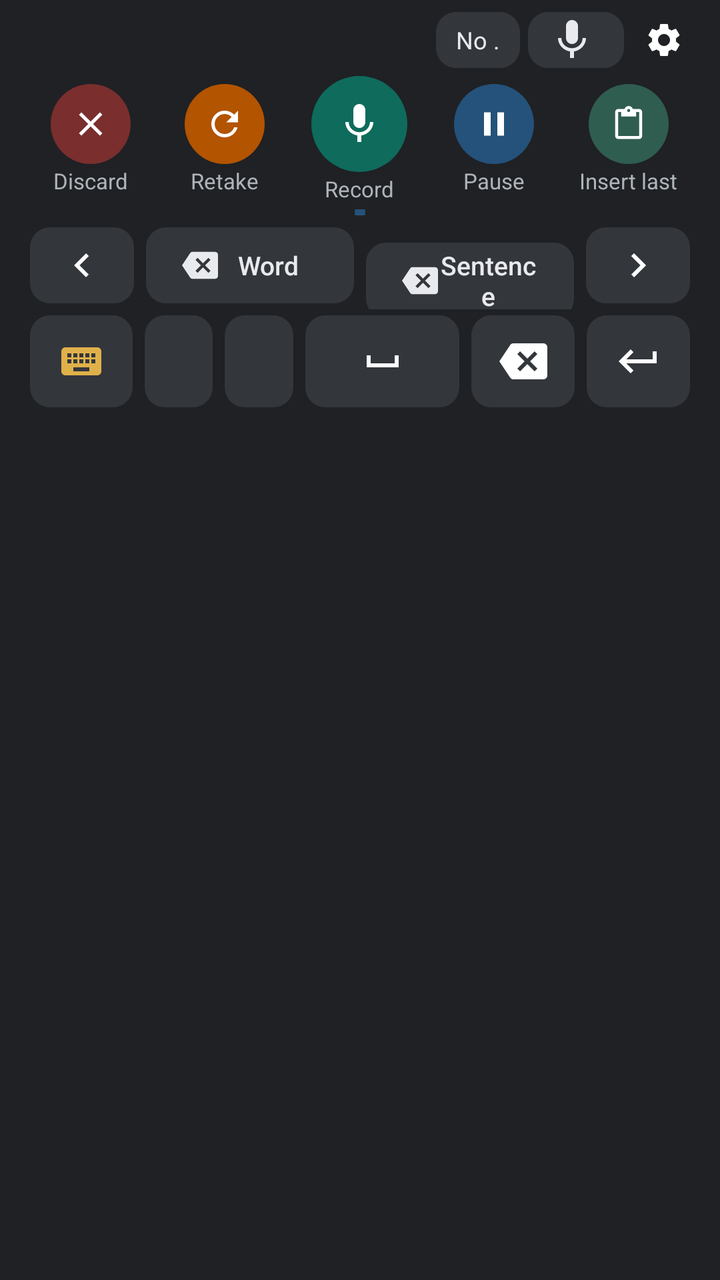
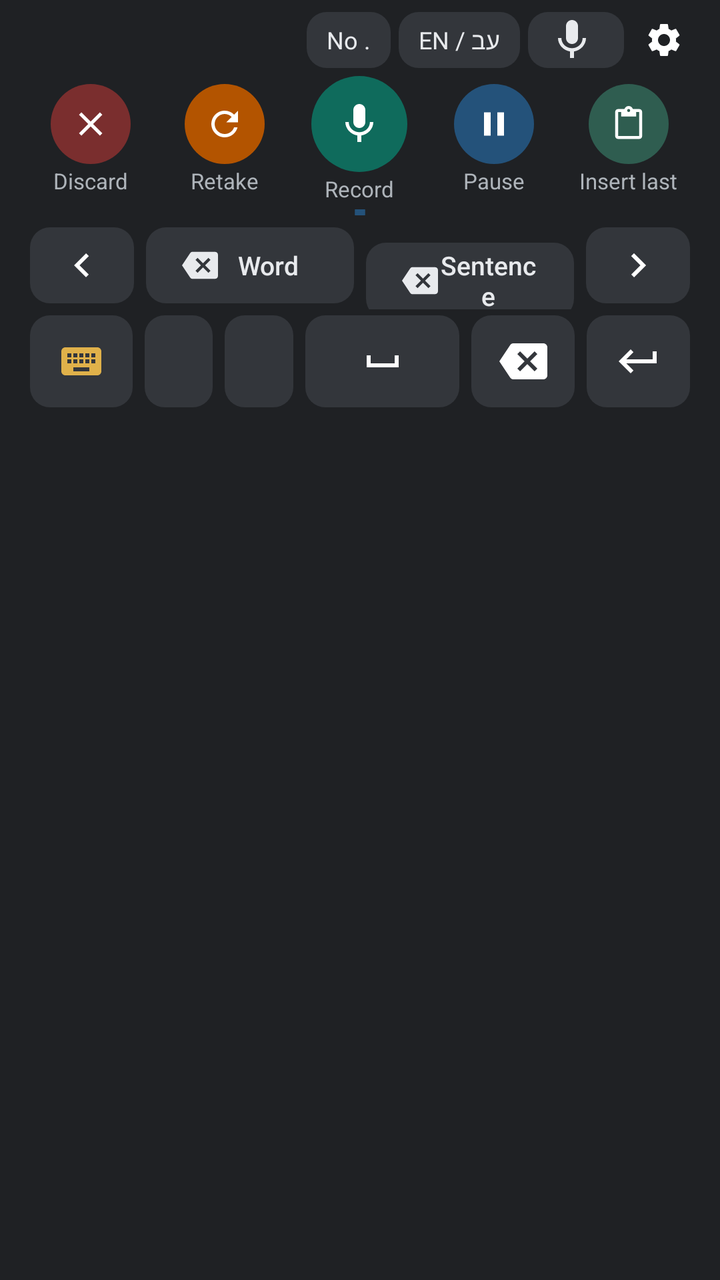

Before-and-after screenshots of an Android layout around one commit, followed by the original layout XML and the change that was made.
<!-- AndroidManifest.xml: application theme AppTheme -->
<!-- res/layout/ime_view.xml -->
<?xml version="1.0" encoding="utf-8"?>
<LinearLayout xmlns:android="http://schemas.android.com/apk/res/android"
    android:layout_width="match_parent"
    android:layout_height="wrap_content"
    android:background="@color/ime_bg"
    android:orientation="vertical"
    android:paddingHorizontal="12dp"
    android:paddingTop="4dp"
    android:paddingBottom="2dp">

    <LinearLayout
        android:layout_width="match_parent"
        android:layout_height="32dp"
        android:gravity="center_vertical"
        android:orientation="horizontal">

        <LinearLayout
            android:layout_width="0dp"
            android:layout_height="wrap_content"
            android:layout_weight="1"
            android:gravity="start|center_vertical"
            android:orientation="horizontal">

            <ProgressBar
                android:id="@+id/spinner"
                style="?android:attr/progressBarStyleSmall"
                android:layout_width="16dp"
                android:layout_height="16dp"
                android:layout_marginEnd="8dp"
                android:visibility="gone" />

            <TextView
                android:id="@+id/status"
                android:layout_width="wrap_content"
                android:layout_height="wrap_content"
                android:ellipsize="end"
                android:maxLines="1"
                android:paddingHorizontal="8dp"
                android:paddingVertical="2dp"
                android:textColor="@color/ime_text"
                android:textSize="13sp" />
        </LinearLayout>

        
        <TextView
            android:id="@+id/no_stop"
            android:layout_width="wrap_content"
            android:layout_height="28dp"
            android:layout_marginEnd="4dp"
            android:background="@drawable/key_bg"
            android:gravity="center_vertical"
            android:maxLines="1"
            android:paddingHorizontal="10dp"
            android:text="@string/ime_no_stop"
            android:textColor="@color/ime_text"
            android:textSize="12sp" />

        
        <TextView
            android:id="@+id/source"
            android:layout_width="wrap_content"
            android:layout_height="28dp"
            android:layout_marginEnd="4dp"
            android:background="@drawable/key_bg"
            android:drawableStart="@drawable/ic_mic"
            android:drawablePadding="4dp"
            android:drawableTint="@color/ime_text"
            android:ellipsize="end"
            android:gravity="center_vertical"
            android:maxLines="1"
            android:maxWidth="120dp"
            android:paddingHorizontal="10dp"
            android:textColor="@color/ime_text"
            android:textSize="12sp" />

        <ImageButton
            android:id="@+id/settings"
            android:layout_width="32dp"
            android:layout_height="32dp"
            android:background="?android:attr/selectableItemBackgroundBorderless"
            android:contentDescription="@string/cd_settings"
            android:padding="6dp"
            android:scaleType="fitCenter"
            android:src="@drawable/ic_settings" />
    </LinearLayout>

    
    <LinearLayout
        android:layout_width="match_parent"
        android:layout_height="wrap_content"
        android:layout_marginTop="2dp"
        android:gravity="center_vertical"
        android:orientation="horizontal">
        <LinearLayout
            android:layout_width="0dp"
            android:layout_height="wrap_content"
            android:layout_weight="1"
            android:gravity="center_horizontal"
            android:orientation="vertical">
            <ImageButton
                android:id="@+id/discard"
                android:layout_width="40dp"
                android:layout_height="40dp"
                android:background="@drawable/ime_round"
                android:backgroundTint="@color/bubble_discard"
                android:contentDescription="@string/action_discard"
                android:foreground="@drawable/ime_round_press"
                android:padding="10dp"
                android:scaleType="fitCenter"
                android:src="@drawable/ic_close" />
            <TextView
                android:id="@+id/discard_lbl"
                android:layout_width="wrap_content"
                android:layout_height="wrap_content"
                android:layout_marginTop="1dp"
                android:maxLines="1"
                android:text="@string/discard"
                android:textColor="@color/ime_label"
                android:textSize="11sp" />
        </LinearLayout>
        <LinearLayout
            android:layout_width="0dp"
            android:layout_height="wrap_content"
            android:layout_weight="1"
            android:gravity="center_horizontal"
            android:orientation="vertical">
            <ImageButton
                android:id="@+id/restart"
                android:layout_width="40dp"
                android:layout_height="40dp"
                android:background="@drawable/ime_round"
                android:backgroundTint="@color/bubble_retake"
                android:contentDescription="@string/action_restart"
                android:foreground="@drawable/ime_round_press"
                android:padding="10dp"
                android:scaleType="fitCenter"
                android:src="@drawable/ic_retake" />
            <TextView
                android:id="@+id/restart_lbl"
                android:layout_width="wrap_content"
                android:layout_height="wrap_content"
                android:layout_marginTop="1dp"
                android:maxLines="1"
                android:text="@string/restart"
                android:textColor="@color/ime_label"
                android:textSize="11sp" />
        </LinearLayout>
        <LinearLayout
            android:layout_width="0dp"
            android:layout_height="wrap_content"
            android:layout_weight="1"
            android:gravity="center_horizontal"
            android:orientation="vertical">
            <ImageButton
                android:id="@+id/mic"
                android:layout_width="48dp"
                android:layout_height="48dp"
                android:background="@drawable/ime_round"
                android:backgroundTint="@color/ime_mic_idle"
                android:contentDescription="@string/cd_mic"
                android:foreground="@drawable/ime_round_press"
                android:padding="12dp"
                android:scaleType="fitCenter"
                android:src="@drawable/ic_mic" />
            <TextView
                android:id="@+id/mic_lbl"
                android:layout_width="wrap_content"
                android:layout_height="wrap_content"
                android:layout_marginTop="1dp"
                android:maxLines="1"
                android:text="@string/ime_lbl_record"
                android:textColor="@color/ime_label"
                android:textSize="11sp" />
        </LinearLayout>
        <LinearLayout
            android:layout_width="0dp"
            android:layout_height="wrap_content"
            android:layout_weight="1"
            android:gravity="center_horizontal"
            android:orientation="vertical">
            <ImageButton
                android:id="@+id/pause"
                android:layout_width="40dp"
                android:layout_height="40dp"
                android:background="@drawable/ime_round"
                android:backgroundTint="@color/ime_pause"
                android:contentDescription="@string/action_pause"
                android:foreground="@drawable/ime_round_press"
                android:padding="10dp"
                android:scaleType="fitCenter"
                android:src="@drawable/ic_pause" />
            <TextView
                android:id="@+id/pause_lbl"
                android:layout_width="wrap_content"
                android:layout_height="wrap_content"
                android:layout_marginTop="1dp"
                android:maxLines="1"
                android:text="@string/pause"
                android:textColor="@color/ime_label"
                android:textSize="11sp" />
        </LinearLayout>
        <LinearLayout
            android:layout_width="0dp"
            android:layout_height="wrap_content"
            android:layout_weight="1"
            android:gravity="center_horizontal"
            android:orientation="vertical">
            <ImageButton
                android:id="@+id/insert_last"
                android:layout_width="40dp"
                android:layout_height="40dp"
                android:background="@drawable/ime_round"
                android:backgroundTint="@color/ime_insert"
                android:contentDescription="@string/insert_last"
                android:foreground="@drawable/ime_round_press"
                android:padding="11dp"
                android:scaleType="fitCenter"
                android:src="@drawable/ic_paste" />
            <TextView
                android:id="@+id/insert_last_lbl"
                android:layout_width="wrap_content"
                android:layout_height="wrap_content"
                android:layout_marginTop="1dp"
                android:maxLines="1"
                android:text="@string/ime_lbl_insert"
                android:textColor="@color/ime_label"
                android:textSize="11sp" />
        </LinearLayout>
    </LinearLayout>

    <View
        android:id="@+id/level"
        android:layout_width="match_parent"
        android:layout_height="3dp"
        android:layout_marginHorizontal="40dp"
        android:layout_marginTop="3dp"
        android:background="@drawable/level_bar"
        android:scaleX="0.02" />

    
    <LinearLayout
        android:layout_width="match_parent"
        android:layout_height="wrap_content"
        android:layout_marginTop="3dp"
        android:orientation="horizontal">

        <ImageButton
            android:id="@+id/cursor_left"
            android:layout_width="0dp"
            android:layout_height="38dp"
            android:layout_margin="3dp"
            android:layout_weight="1"
            android:background="@drawable/key_bg"
            android:contentDescription="@string/cd_cursor_left"
            android:src="@drawable/ic_cursor_left" />

        <Button
            android:id="@+id/delete_word"
            android:layout_width="0dp"
            android:layout_height="38dp"
            android:layout_margin="3dp"
            android:layout_weight="2"
            android:background="@drawable/key_bg"
            android:drawableStart="@drawable/ic_backspace_small"
            android:drawableTint="@color/ime_text"
            android:paddingHorizontal="12dp"
            android:text="@string/ime_delete_word"
            android:textAllCaps="false"
            android:textColor="@color/ime_text"
            android:textSize="13sp" />

        <Button
            android:id="@+id/delete_sentence"
            android:layout_width="0dp"
            android:layout_height="38dp"
            android:layout_margin="3dp"
            android:layout_weight="2"
            android:background="@drawable/key_bg"
            android:drawableStart="@drawable/ic_backspace_small"
            android:drawableTint="@color/ime_text"
            android:paddingHorizontal="12dp"
            android:text="@string/ime_delete_sentence"
            android:textAllCaps="false"
            android:textColor="@color/ime_text"
            android:textSize="13sp" />

        <ImageButton
            android:id="@+id/cursor_right"
            android:layout_width="0dp"
            android:layout_height="38dp"
            android:layout_margin="3dp"
            android:layout_weight="1"
            android:background="@drawable/key_bg"
            android:contentDescription="@string/cd_cursor_right"
            android:src="@drawable/ic_cursor_right" />
    </LinearLayout>

    <LinearLayout
        android:layout_width="match_parent"
        android:layout_height="wrap_content"
        android:layout_marginTop="0dp"
        android:orientation="horizontal">

        <ImageButton
            android:id="@+id/switch_ime"
            android:layout_width="0dp"
            android:layout_height="46dp"
            android:layout_margin="3dp"
            android:layout_weight="1.2"
            android:background="@drawable/key_bg"
            android:contentDescription="@string/cd_switch"
            android:src="@drawable/ic_keyboard"
            android:tint="@color/ime_switch" />

        <Button
            android:id="@+id/comma"
            android:layout_width="0dp"
            android:layout_height="46dp"
            android:layout_margin="3dp"
            android:layout_weight="0.8"
            android:background="@drawable/key_bg"
            android:contentDescription="@string/cd_comma"
            android:text=","
            android:textColor="@color/ime_text"
            android:textSize="22sp" />

        <Button
            android:id="@+id/period"
            android:layout_width="0dp"
            android:layout_height="46dp"
            android:layout_margin="3dp"
            android:layout_weight="0.8"
            android:background="@drawable/key_bg"
            android:contentDescription="@string/cd_period"
            android:text="."
            android:textColor="@color/ime_text"
            android:textSize="22sp" />

        <ImageButton
            android:id="@+id/space"
            android:layout_width="0dp"
            android:layout_height="46dp"
            android:layout_margin="3dp"
            android:layout_weight="1.8"
            android:background="@drawable/key_bg"
            android:contentDescription="@string/cd_space"
            android:src="@drawable/ic_space" />

        <ImageButton
            android:id="@+id/backspace"
            android:layout_width="0dp"
            android:layout_height="46dp"
            android:layout_margin="3dp"
            android:layout_weight="1.2"
            android:background="@drawable/key_bg"
            android:contentDescription="@string/cd_backspace"
            android:src="@drawable/ic_backspace" />

        <ImageButton
            android:id="@+id/enter"
            android:layout_width="0dp"
            android:layout_height="46dp"
            android:layout_margin="3dp"
            android:layout_weight="1.2"
            android:background="@drawable/key_bg"
            android:contentDescription="@string/cd_enter"
            android:src="@drawable/ic_enter" />
    </LinearLayout>
</LinearLayout>
<!-- resources referenced by this layout -->
<resources>
  <color name="bubble_discard">#7A2E2E</color>
  <color name="bubble_retake">#B35400</color>
  <color name="ime_bg">#1F2124</color>
  <color name="ime_insert">#2F5D50</color>
  <color name="ime_label">#AEB4BA</color>
  <color name="ime_mic_idle">#0F6B5C</color>
  <color name="ime_pause">#24527A</color>
  <color name="ime_switch">#E0B14A</color>
  <color name="ime_text">#E8EAED</color>
  <!-- drawable ic_pause (drawable) -->
  <vector xmlns:android="http://schemas.android.com/apk/res/android" android:width="24dp" android:height="24dp" android:viewportWidth="24" android:viewportHeight="24">
      <path android:fillColor="#FFFFFFFF" android:pathData="M6,19h4V5H6v14zM14,5v14h4V5h-4z"/>
  </vector>
  <!-- drawable ic_space (drawable) -->
  <vector xmlns:android="http://schemas.android.com/apk/res/android" android:width="24dp" android:height="24dp" android:viewportWidth="24" android:viewportHeight="24">
      <path android:fillColor="#FFFFFFFF" android:pathData="M18,9v4H6V9H4v6h16V9z"/>
  </vector>
  <!-- drawable ime_round (drawable) -->
  <shape xmlns:android="http://schemas.android.com/apk/res/android" android:shape="oval">
      <solid android:color="#FFFFFFFF" />
  </shape>
  <!-- drawable ime_round_press (drawable) -->
  <ripple xmlns:android="http://schemas.android.com/apk/res/android" android:color="#40FFFFFF">
      <item android:id="@android:id/mask">
          <shape android:shape="oval"><solid android:color="#FFFFFFFF" /></shape>
      </item>
  </ripple>
  <!-- drawable key_bg (drawable) -->
  <shape xmlns:android="http://schemas.android.com/apk/res/android" android:shape="rectangle">
      <solid android:color="@color/ime_key" />
      <corners android:radius="10dp" />
  </shape>
  <!-- drawable level_bar (drawable) -->
  <shape xmlns:android="http://schemas.android.com/apk/res/android" android:shape="rectangle">
      <solid android:color="@color/accent" />
      <corners android:radius="2dp" />
  </shape>
  <string name="action_discard">Discard</string>
  <string name="action_pause">Pause or resume</string>
  <string name="action_restart">Retake (start over)</string>
  <string name="cd_backspace">Delete</string>
  <string name="cd_comma">Comma</string>
  <string name="cd_cursor_left">Cursor left</string>
  <string name="cd_cursor_right">Cursor right</string>
  <string name="cd_enter">Enter</string>
  <string name="cd_mic">Record</string>
  <string name="cd_period">Full stop</string>
  <string name="cd_settings">Hebrish settings</string>
  <string name="cd_space">Space</string>
  <string name="cd_switch">Back to previous keyboard</string>
  <string name="discard">Discard</string>
  <string name="ime_delete_sentence">Sentence</string>
  <string name="ime_delete_word">Word</string>
  <string name="ime_lbl_insert">Insert last</string>
  <string name="ime_lbl_record">Record</string>
  <string name="ime_no_stop">No .</string>
  <string name="insert_last">Insert last transcript</string>
  <string name="pause">Pause</string>
  <string name="restart">Retake</string>
  <color name="ime_key">#33363B</color>
  <color name="accent">#24527A</color>
  <color name="brand_bg">#FBF8F2</color>
  <color name="brand_accent">#0F6B5C</color>
  <color name="brand_muted">#5B6662</color>
  <color name="brand_ink">#1D2422</color>
  <style name="AppBar" parent="@android:style/Widget.Material.Light.ActionBar.Solid">
          <item name="android:background">@color/brand_bg</item>
          <item name="android:elevation">0dp</item>
          <item name="android:titleTextStyle">@style/AppBarTitle</item>
      </style>
  <style name="AppBarTitle" parent="@android:style/TextAppearance.Material.Widget.ActionBar.Title">
          <item name="android:textColor">@color/brand_ink</item>
          <item name="android:fontFamily">sans-serif-medium</item>
      </style>
  <color name="brand_accent_soft">#D8EFE7</color>
  <!-- unchanged entries left out for length: 14 -->
</resources>

<!-- the commit's change to res/layout/ime_view.xml (unified diff, before → after) -->
@@ -57,6 +57,20 @@
 
         
         <TextView
+            android:id="@+id/lang"
+            android:layout_width="wrap_content"
+            android:layout_height="28dp"
+            android:layout_marginEnd="4dp"
+            android:background="@drawable/key_bg"
+            android:gravity="center_vertical"
+            android:maxLines="1"
+            android:paddingHorizontal="10dp"
+            android:text="@string/ime_lang_auto"
+            android:textColor="@color/ime_text"
+            android:textSize="12sp" />
+
+        
+        <TextView
             android:id="@+id/source"
             android:layout_width="wrap_content"
             android:layout_height="28dp"
<!-- resource entries referenced after the edit -->
@@ -53,6 +53,7 @@
   <string name="discard">Discard</string>
   <string name="ime_delete_sentence">Sentence</string>
   <string name="ime_delete_word">Word</string>
+  <string name="ime_lang_auto">EN / עב</string>
   <string name="ime_lbl_insert">Insert last</string>
   <string name="ime_lbl_record">Record</string>
   <string name="ime_no_stop">No .</string>
